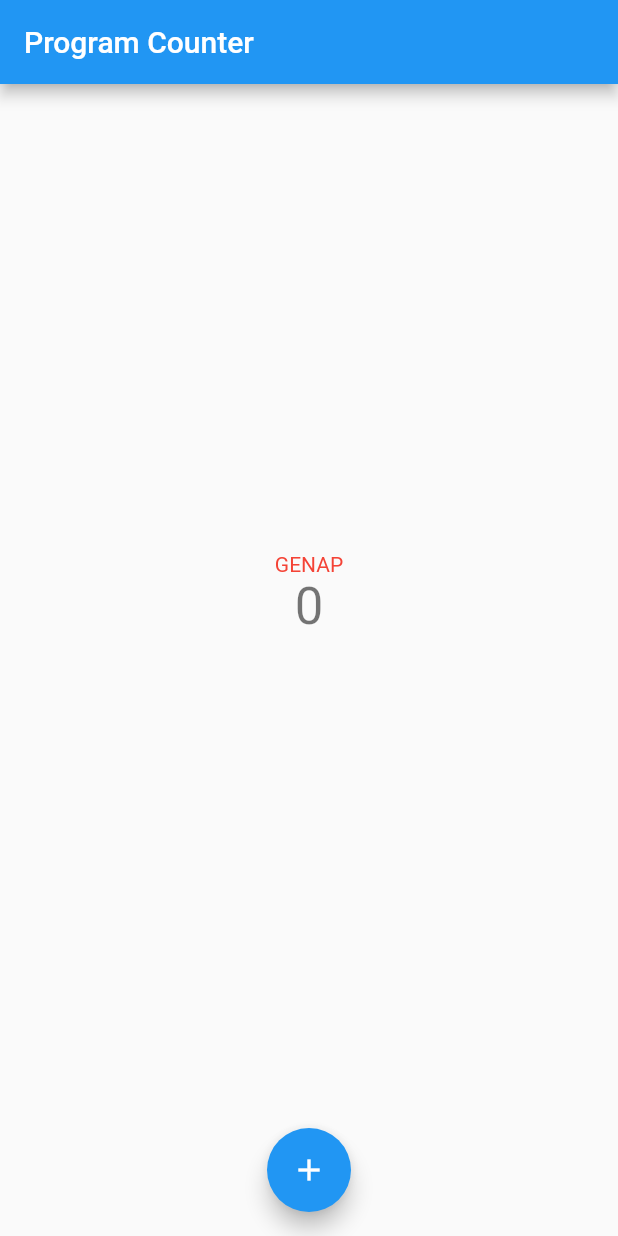
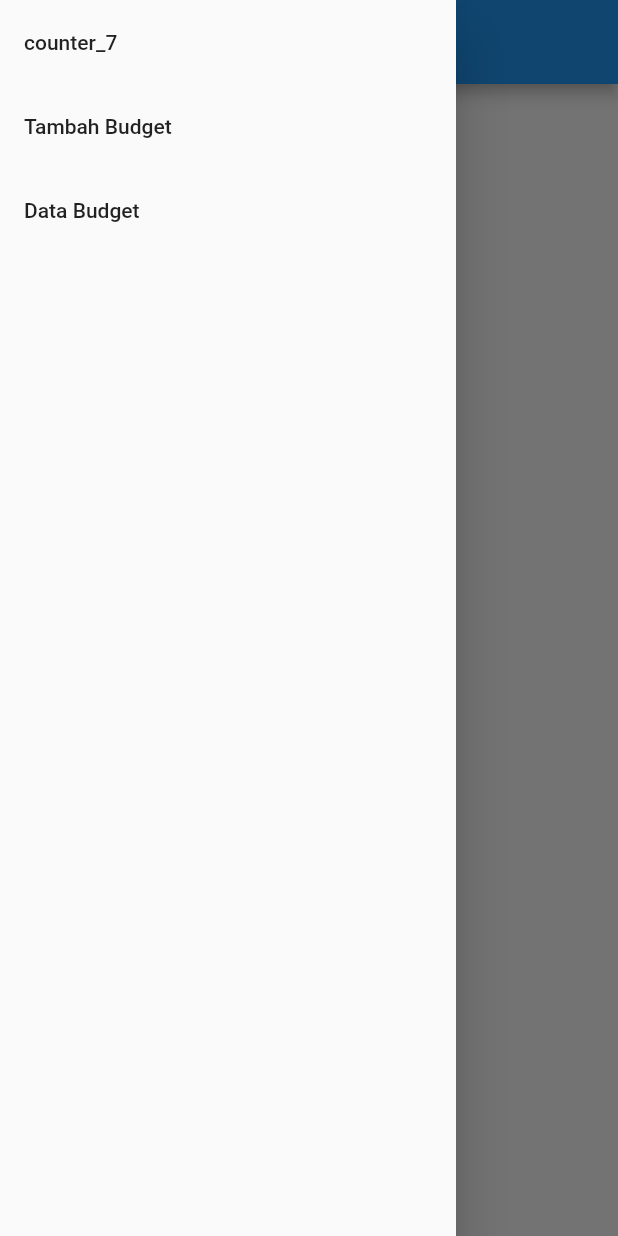
Before and after one commit to gibranoderenz/pbp-flutter-lab, a Flutter app: the screen it shows after launch, with the side drawer open (before the commit the screen has no drawer), on a phone screen of 412 x 824 dp. Run offline on Flutter 3.47's test engine with Material 2 defaults, Android fonts, the phone set to English and light mode, and no system bars.

Commit message:
Do Tugas 8 assignments

```diff
--- /dev/null
+++ b/lib/budget_item.dart
@@ -0,0 +1,8 @@
+class BudgetItem {
+  final String judul;
+  final int nominal;
+  final String jenis;
+
+  const BudgetItem(
+      {required this.judul, required this.nominal, required this.jenis});
+}
--- /dev/null
+++ b/lib/budget_items_provider.dart
@@ -0,0 +1,14 @@
+import 'package:flutter/material.dart';
+import 'package:counter_7/budget_item.dart';
+
+class BudgetItemsProvider extends ChangeNotifier {
+  List<BudgetItem> budgetItems;
+
+  BudgetItemsProvider({
+    required this.budgetItems,
+  });
+
+  void addBudgetItems(BudgetItem newItem) {
+    budgetItems.add(newItem);
+  }
+}
--- /dev/null
+++ b/lib/custom_drawer.dart
@@ -0,0 +1,56 @@
+import 'package:counter_7/form.dart';
+import 'package:counter_7/main.dart';
+import 'package:counter_7/data.dart';
+import 'package:counter_7/budget_items_provider.dart';
+import 'package:flutter/material.dart';
+import 'package:provider/provider.dart';
+
+class CustomDrawer extends StatelessWidget {
+  @override
+  Widget build(BuildContext context) {
+    return SafeArea(
+      child: Drawer(
+        child: Column(
+          children: [
+            // Menambahkan clickable menu
+            ListTile(
+              title: const Text('counter_7'),
+              onTap: () {
+                // Route menu ke halaman utama
+                Navigator.pushReplacement(
+                  context,
+                  MaterialPageRoute(
+                      builder: (context) =>
+                          const MyHomePage(title: 'Program Counter')),
+                );
+              },
+            ),
+            ListTile(
+              title: const Text('Tambah Budget'),
+              onTap: () {
+                // Route menu ke halaman Tambah Budget
+                Navigator.push(
+                  context,
+                  MaterialPageRoute(builder: (context) => const FormPage()),
+                );
+              },
+            ),
+            ListTile(
+              title: const Text('Data Budget'),
+              onTap: () {
+                // Route menu ke halaman Data Budget
+                Navigator.push(
+                  context,
+                  MaterialPageRoute(
+                      builder: (context) => DataPage(
+                          budgetItems: Provider.of<BudgetItemsProvider>(context)
+                              .budgetItems)),
+                );
+              },
+            ),
+          ],
+        ),
+      ),
+    );
+  }
+}
--- a/lib/main.dart
+++ b/lib/main.dart
@@ -1,6 +1,9 @@
-import 'dart:ui';
-
+import 'package:counter_7/form.dart';
+import 'package:counter_7/data.dart';
+import 'package:counter_7/custom_drawer.dart';
+import 'package:counter_7/budget_items_provider.dart';
 import 'package:flutter/material.dart';
+import 'package:provider/provider.dart';
 
 void main() {
   runApp(const MyApp());
@@ -9,40 +12,26 @@ void main() {
 class MyApp extends StatelessWidget {
   const MyApp({super.key});
 
-  // This widget is the root of your application.
   @override
   Widget build(BuildContext context) {
-    return MaterialApp(
-      title: 'Flutter Demo',
-      theme: ThemeData(
-        // This is the theme of your application.
-        //
-        // Try running your application with "flutter run". You'll see the
-        // application has a blue toolbar. Then, without quitting the app, try
-        // changing the primarySwatch below to Colors.green and then invoke
-        // "hot reload" (press "r" in the console where you ran "flutter run",
-        // or simply save your changes to "hot reload" in a Flutter IDE).
-        // Notice that the counter didn't reset back to zero; the application
-        // is not restarted.
-        primarySwatch: Colors.blue,
+    return MultiProvider(
+      providers: [
+        ChangeNotifierProvider(
+            create: (context) => BudgetItemsProvider(budgetItems: []))
+      ],
+      child: MaterialApp(
+        title: 'Flutter Demo',
+        theme: ThemeData(
+          primarySwatch: Colors.blue,
+        ),
+        home: const MyHomePage(title: 'Program Counter'),
       ),
-      home: const MyHomePage(title: 'Program Counter'),
     );
   }
 }
 
 class MyHomePage extends StatefulWidget {
   const MyHomePage({super.key, required this.title});
-
-  // This widget is the home page of your application. It is stateful, meaning
-  // that it has a State object (defined below) that contains fields that affect
-  // how it looks.
-
-  // This class is the configuration for the state. It holds the values (in this
-  // case the title) provided by the parent (in this case the App widget) and
-  // used by the build method of the State. Fields in a Widget subclass are
-  // always marked "final".
-
   final String title;
 
   @override
@@ -54,11 +43,6 @@ class _MyHomePageState extends State<MyHomePage> {
 
   void _incrementCounter() {
     setState(() {
-      // This call to setState tells the Flutter framework that something has
-      // changed in this State, which causes it to rerun the build method below
-      // so that the display can reflect the updated values. If we changed
-      // _counter without calling setState(), then the build method would not be
-      // called again, and so nothing would appear to happen.
       _counter++;
     });
   }
@@ -71,36 +55,13 @@ class _MyHomePageState extends State<MyHomePage> {
 
   @override
   Widget build(BuildContext context) {
-    // This method is rerun every time setState is called, for instance as done
-    // by the _incrementCounter method above.
-    //
-    // The Flutter framework has been optimized to make rerunning build methods
-    // fast, so that you can just rebuild anything that needs updating rather
-    // than having to individually change instances of widgets.
     return Scaffold(
       appBar: AppBar(
-        // Here we take the value from the MyHomePage object that was created by
-        // the App.build method, and use it to set our appbar title.
         title: Text(widget.title),
       ),
+      drawer: CustomDrawer(),
       body: Center(
-        // Center is a layout widget. It takes a single child and positions it
-        // in the middle of the parent.
         child: Column(
-          // Column is also a layout widget. It takes a list of children and
-          // arranges them vertically. By default, it sizes itself to fit its
-          // children horizontally, and tries to be as tall as its parent.
-          //
-          // Invoke "debug painting" (press "p" in the console, choose the
-          // "Toggle Debug Paint" action from the Flutter Inspector in Android
-          // Studio, or the "Toggle Debug Paint" command in Visual Studio Code)
-          // to see the wireframe for each widget.
-          //
-          // Column has various properties to control how it sizes itself and
-          // how it positions its children. Here we use mainAxisAlignment to
-          // center the children vertically; the main axis here is the vertical
-          // axis because Columns are vertical (the cross axis would be
-          // horizontal).
           mainAxisAlignment: MainAxisAlignment.spaceEvenly,
           children: <Widget>[
             Expanded(
```
Also changed, not shown: lib/data.dart (added, +31 -0 lines), lib/form.dart (added, +137 -0 lines), pubspec.yaml (+3 -4 lines), pubspec.lock, 1 other file.
